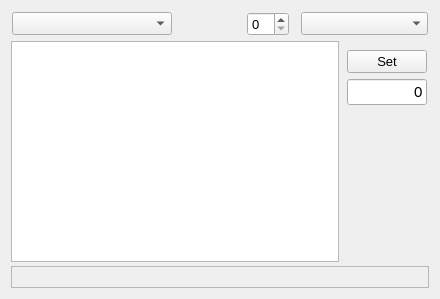
MccDv/universaltest, file subwidget.ui: the form before one commit.
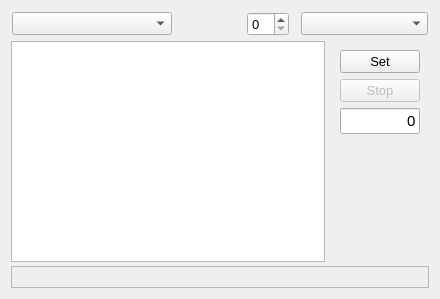
The form after the commit.

Commit message: Restructured misc and info module and added timer.

```diff
--- a/subwidget.ui
+++ b/subwidget.ui
@@ -149,12 +149,6 @@
          <enum>QFrame::Raised</enum>
         </property>
         <layout class="QVBoxLayout" name="verticalLayout">
-         <property name="leftMargin">
-          <number>2</number>
-         </property>
-         <property name="rightMargin">
-          <number>2</number>
-         </property>
          <item>
           <widget class="QPushButton" name="cmdSet">
            <property name="sizePolicy">
@@ -168,6 +162,22 @@
            </property>
           </widget>
          </item>
+         <item>
+          <widget class="QPushButton" name="cmdStop">
+           <property name="enabled">
+            <bool>false</bool>
+           </property>
+           <property name="sizePolicy">
+            <sizepolicy hsizetype="Fixed" vsizetype="Fixed">
+             <horstretch>0</horstretch>
+             <verstretch>0</verstretch>
+            </sizepolicy>
+           </property>
+           <property name="text">
+            <string>Stop</string>
+           </property>
+          </widget>
+         </item>
          <item>
           <widget class="QLineEdit" name="leSetValue">
            <property name="sizePolicy">
```
The commit also changes 2 other files.
